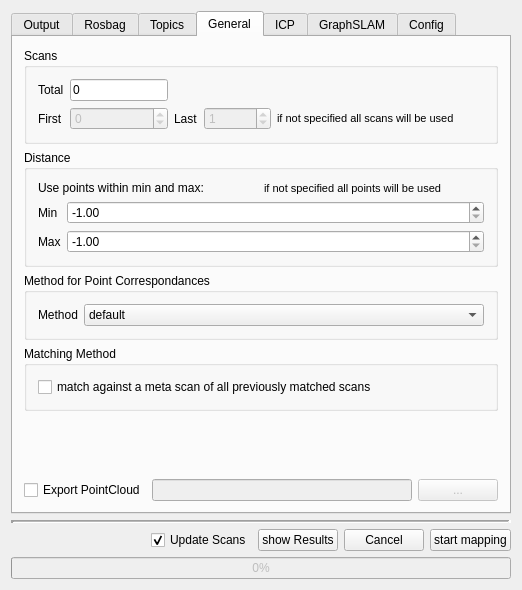
Old version of the form src/grabe_mapping/src/rqt_plugin/gui_plugin.ui in the repository JannikGrabe/grabe_mapping.
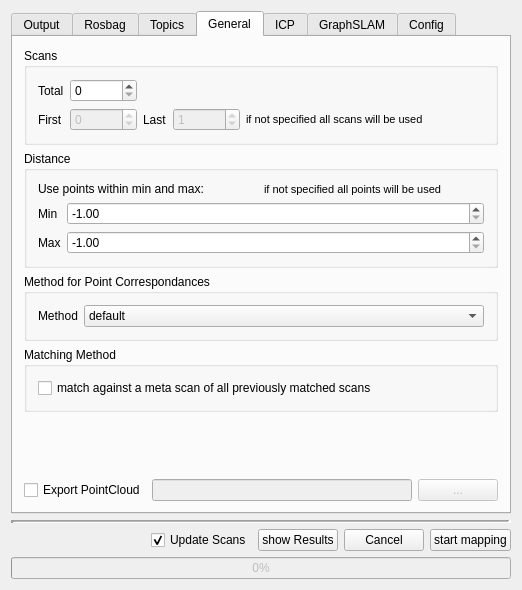
New version of the form.

Commit message: change le_total to sb_total

```diff
--- a/src/grabe_mapping/src/rqt_plugin/gui_plugin.ui
+++ b/src/grabe_mapping/src/rqt_plugin/gui_plugin.ui
@@ -368,12 +368,9 @@
               </widget>
              </item>
              <item row="0" column="1">
-              <widget class="QLineEdit" name="le_total">
-               <property name="text">
-                <string>0</string>
-               </property>
-               <property name="readOnly">
-                <bool>false</bool>
+              <widget class="QSpinBox" name="sb_total">
+               <property name="maximum">
+                <number>1000000000</number>
                </property>
               </widget>
              </item>
```
The commit also changes 2 other files.
